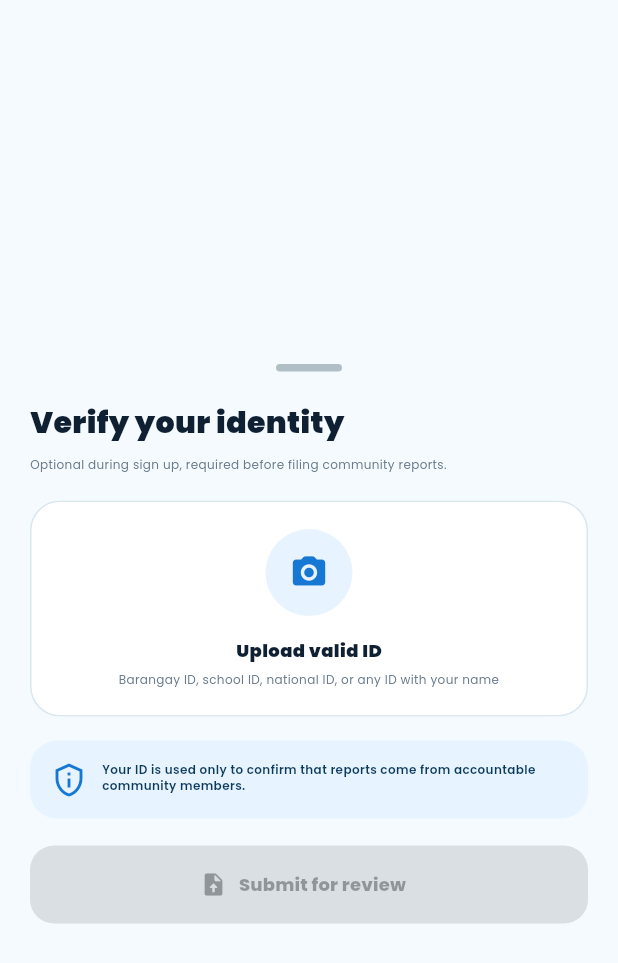
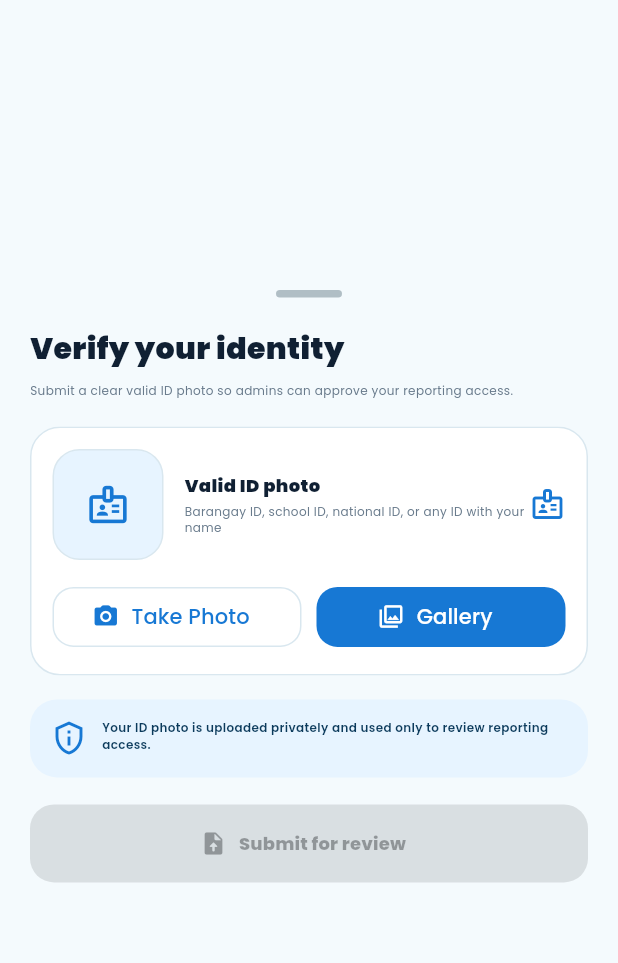
Before and after one commit to daleesl/RainGuard, a Flutter app: the VerificationSheet widget shown alone on an empty page, opened directly, on a phone screen of 412 x 824 dp. Shown: the top 963 px of the screen. Run offline on Flutter 3.47's test engine with Material 3 defaults, Android fonts, the phone set to English and light mode, and no system bars; our stand-ins replace cloud_firestore, firebase_auth, firebase_core, firebase_messaging, firebase_storage, flutter_dotenv and 11 more; missing offline and left inert: flutter_map_marker_cluster; accounts and stored records are empty; generated files the repository leaves out were written again; network calls fail.

Commit message:
Add valid ID upload flow for verification

```diff
--- a/lib/services/storage_service.dart
+++ b/lib/services/storage_service.dart
@@ -23,6 +23,18 @@ class StorageService {
   }
 
   static Future<String> uploadReportImage(XFile image) async {
+    return _uploadImage(image, 'reports');
+  }
+
+  static Future<String> uploadVerificationImage({
+    required XFile image,
+    required String uid,
+    required String type,
+  }) async {
+    return _uploadImage(image, 'users/$uid/verification/$type');
+  }
+
+  static Future<String> _uploadImage(XFile image, String folderPath) async {
     try {
       final payload = await _prepareUploadPayload(image);
       final cleanName = payload.fileName.replaceAll(
@@ -30,7 +42,7 @@ class StorageService {
         '_',
       );
       final path =
-          'reports/${DateTime.now().millisecondsSinceEpoch}_$cleanName';
+          '$folderPath/${DateTime.now().millisecondsSinceEpoch}_$cleanName';
       final fileRef = FirebaseStorage.instance.ref().child(path);
       final metadata = SettableMetadata(
         contentType: payload.contentType,
--- a/lib/widgets/settings/verification_sheet.dart
+++ b/lib/widgets/settings/verification_sheet.dart
@@ -1,5 +1,13 @@
+import 'dart:io';
+import 'dart:typed_data';
+
+import 'package:firebase_auth/firebase_auth.dart';
+import 'package:flutter/foundation.dart' show kIsWeb;
 import 'package:flutter/material.dart';
+import 'package:image_picker/image_picker.dart';
 
+import '../../services/storage_service.dart';
+import '../../services/user_profile_service.dart';
 import '../../theme/rainguard_theme.dart';
 
 class VerificationSheet extends StatefulWidget {
@@ -10,30 +18,68 @@ class VerificationSheet extends StatefulWidget {
 }
 
 class _VerificationSheetState extends State<VerificationSheet> {
-  bool _hasCapturedId = false;
+  final ImagePicker _picker = ImagePicker();
+  XFile? _idPhoto;
+  bool _isSubmitting = false;
 
-  void _openCameraPreview() {
-    showModalBottomSheet(
-      context: context,
-      isScrollControlled: true,
-      backgroundColor: Colors.transparent,
-      builder: (context) => _IdCameraPreview(
-        onUsePhoto: () {
+  Future<void> _pickIdPhoto(ImageSource source) async {
+    final photo = await _picker.pickImage(
+      source: source,
+      imageQuality: 82,
+      maxWidth: 1600,
+      maxHeight: 1600,
+    );
+
+    if (photo == null || !mounted) return;
+
+    setState(() {
+      _idPhoto = photo;
+    });
+  }
+
+  Future<void> _submitVerification() async {
+    final idPhoto = _idPhoto;
+    final user = FirebaseAuth.instance.currentUser;
+
+    if (idPhoto == null || user == null) return;
+
+    setState(() => _isSubmitting = true);
+    try {
+      final idUrl = await StorageService.uploadVerificationImage(
+        image: idPhoto,
+        uid: user.uid,
+        type: 'id_front',
+      );
+
+      await UserProfileService.submitVerificationRequest(
+        idFrontUrl: idUrl,
+      );
+
+      if (!mounted) return;
       Navigator.pop(context);
-          setState(() {
-            _hasCapturedId = true;
-          });
-        },
-      ),
+      ScaffoldMessenger.of(context).showSnackBar(
+        const SnackBar(content: Text('Verification submitted for review.')),
       );
+    } catch (error) {
+      if (!mounted) return;
+      ScaffoldMessenger.of(context).showSnackBar(
+        SnackBar(content: Text('Could not submit verification: $error')),
+      );
+    } finally {
+      if (mounted) {
+        setState(() => _isSubmitting = false);
+      }
+    }
   }
 
   @override
   Widget build(BuildContext context) {
+    final canSubmit = _idPhoto != null && !_isSubmitting;
+
     return DraggableScrollableSheet(
-      initialChildSize: 0.72,
-      minChildSize: 0.5,
-      maxChildSize: 0.9,
+      initialChildSize: 0.78,
+      minChildSize: 0.55,
+      maxChildSize: 0.92,
       builder: (context, scrollController) {
         return Container(
           decoration: const BoxDecoration(
@@ -65,7 +111,7 @@ class _VerificationSheetState extends State<VerificationSheet> {
               ),
               const SizedBox(height: 8),
               const Text(
-                'Optional during sign up, required before filing community reports.',
+                'Submit a clear valid ID photo so admins can approve your reporting access.',
                 style: TextStyle(
                   color: RainGuardColors.secondaryText,
                   fontSize: 8,
@@ -73,9 +119,13 @@ class _VerificationSheetState extends State<VerificationSheet> {
                 ),
               ),
               const SizedBox(height: 18),
-              _IdUploadCard(
-                hasCapturedId: _hasCapturedId,
-                onTap: _openCameraPreview,
+              _VerificationUploadCard(
+                icon: Icons.badge_outlined,
+                label: 'Valid ID photo',
+                photo: _idPhoto,
+                subtitle: 'Barangay ID, school ID, national ID, or any ID with your name',
+                onCameraTap: () => _pickIdPhoto(ImageSource.camera),
+                onGalleryTap: () => _pickIdPhoto(ImageSource.gallery),
               ),
               const SizedBox(height: 16),
               Container(
@@ -94,7 +144,7 @@ class _VerificationSheetState extends State<VerificationSheet> {
                     SizedBox(width: 10),
                     Expanded(
                       child: Text(
-                        'Your ID is used only to confirm that reports come from accountable community members.',
+                        'Your ID photo is uploaded privately and used only to review reporting access.',
                         style: TextStyle(
                           color: Color(0xFF0B3A5B),
                           fontSize: 8,
@@ -116,13 +166,23 @@ class _VerificationSheetState extends State<VerificationSheet> {
                       borderRadius: BorderRadius.circular(16),
                     ),
                   ),
-                  onPressed: _hasCapturedId
-                      ? () => Navigator.pop(context)
-                      : null,
-                  icon: const Icon(Icons.upload_file_rounded),
-                  label: const Text(
-                    'Submit for review',
-                    style: TextStyle(fontSize: 12, fontWeight: FontWeight.w800),
+                  onPressed: canSubmit ? _submitVerification : null,
+                  icon: _isSubmitting
+                      ? const SizedBox(
+                          width: 18,
+                          height: 18,
+                          child: CircularProgressIndicator(
+                            color: Colors.white,
+                            strokeWidth: 2,
+                          ),
+                        )
+                      : const Icon(Icons.upload_file_rounded),
+                  label: Text(
+                    _isSubmitting ? 'Submitting...' : 'Submit for review',
+                    style: const TextStyle(
+                      fontSize: 12,
+                      fontWeight: FontWeight.w800,
+                    ),
                   ),
                 ),
               ),
@@ -134,121 +194,61 @@ class _VerificationSheetState extends State<VerificationSheet> {
   }
 }
 
-class _IdUploadCard extends StatelessWidget {
-  const _IdUploadCard({required this.hasCapturedId, required this.onTap});
+class _VerificationUploadCard extends StatelessWidget {
+  const _VerificationUploadCard({
+    required this.icon,
+    required this.label,
+    required this.onCameraTap,
+    required this.onGalleryTap,
+    required this.photo,
+    required this.subtitle,
+  });
 
-  final bool hasCapturedId;
-  final VoidCallback onTap;
+  final IconData icon;
+  final String label;
+  final VoidCallback onCameraTap;
+  final VoidCallback onGalleryTap;
+  final XFile? photo;
+  final String subtitle;
 
   @override
   Widget build(BuildContext context) {
+    final hasPhoto = photo != null;
+
     return Material(
       color: Colors.transparent,
-      child: InkWell(
-        onTap: onTap,
-        borderRadius: BorderRadius.circular(20),
       child: Ink(
-          padding: const EdgeInsets.all(18),
+        padding: const EdgeInsets.all(14),
         decoration: BoxDecoration(
           color: Colors.white,
           borderRadius: BorderRadius.circular(20),
-            border: Border.all(color: RainGuardColors.border),
-          ),
-          child: hasCapturedId
-              ? Column(
-                  children: [
-                    Container(
-                      height: 150,
-                      width: double.infinity,
-                      decoration: BoxDecoration(
-                        color: RainGuardColors.softBlue,
-                        borderRadius: BorderRadius.circular(16),
-                        border: Border.all(color: RainGuardColors.border),
-                      ),
-                      child: Stack(
-                        children: [
-                          Center(
-                            child: Icon(
-                              Icons.badge_outlined,
-                              size: 58,
-                              color: RainGuardColors.primary,
+          border: Border.all(
+            color: hasPhoto ? RainGuardColors.primary : RainGuardColors.border,
+            width: hasPhoto ? 1.4 : 1,
           ),
         ),
-                          Positioned(
-                            top: 12,
-                            right: 12,
-                            child: Container(
-                              padding: const EdgeInsets.symmetric(
-                                horizontal: 10,
-                                vertical: 6,
-                              ),
-                              decoration: BoxDecoration(
-                                color: Colors.green.shade700,
-                                borderRadius: BorderRadius.circular(99),
-                              ),
-                              child: const Text(
-                                'Captured',
-                                style: TextStyle(
-                                  color: Colors.white,
-                                  fontSize: 12,
-                                  fontWeight: FontWeight.w800,
-                                ),
-                              ),
-                            ),
-                          ),
-                        ],
-                      ),
-                    ),
-                    const SizedBox(height: 14),
-                    const Text(
-                      'Valid ID photo ready',
-                      style: TextStyle(
+        child: Column(
+          children: [
+            Row(
+              children: [
+                _PhotoPreview(photo: photo, icon: icon),
+                const SizedBox(width: 14),
+                Expanded(
+                  child: Column(
+                    crossAxisAlignment: CrossAxisAlignment.start,
+                    children: [
+                      Text(
+                        label,
+                        style: const TextStyle(
+                          color: RainGuardColors.ink,
                           fontSize: 12,
                           fontWeight: FontWeight.w900,
-                        color: RainGuardColors.ink,
                         ),
                       ),
                       const SizedBox(height: 4),
-                    const Text(
-                      'Tap to retake the photo before submitting.',
-                      textAlign: TextAlign.center,
-                      style: TextStyle(
-                        color: RainGuardColors.secondaryText,
-                        fontSize: 8,
-                        height: 1.35,
-                      ),
-                    ),
-                  ],
-                )
-              : Column(
-                  children: [
-                    Container(
-                      width: 58,
-                      height: 58,
-                      decoration: const BoxDecoration(
-                        color: RainGuardColors.softBlue,
-                        shape: BoxShape.circle,
-                      ),
-                      child: Icon(
-                        Icons.camera_alt_rounded,
-                        color: RainGuardColors.primary,
-                        size: 26,
-                      ),
-                    ),
-                    const SizedBox(height: 14),
-                    const Text(
-                      'Upload valid ID',
-                      style: TextStyle(
-                        fontSize: 12,
-                        fontWeight: FontWeight.w900,
-                        color: RainGuardColors.ink,
-                      ),
-                    ),
-                    const SizedBox(height: 6),
-                    const Text(
-                      'Barangay ID, school ID, national ID, or any ID with your name',
-                      textAlign: TextAlign.center,
-                      style: TextStyle(
+                      Text(
+                        hasPhoto ? 'ID photo ready. You can retake or replace it.' : subtitle,
+                        style: const TextStyle(
                           color: RainGuardColors.secondaryText,
                           fontSize: 8,
                           height: 1.35,
@@ -257,144 +257,86 @@ class _IdUploadCard extends StatelessWidget {
                     ],
                   ),
                 ),
+                Icon(
+                  hasPhoto ? Icons.check_circle_rounded : Icons.badge_outlined,
+                  color: hasPhoto ? Colors.green.shade700 : RainGuardColors.primary,
+                ),
+              ],
+            ),
+            const SizedBox(height: 14),
+            Row(
+              children: [
+                Expanded(
+                  child: OutlinedButton.icon(
+                    onPressed: onCameraTap,
+                    icon: const Icon(Icons.camera_alt_rounded, size: 18),
+                    label: const Text('Take Photo'),
+                    style: OutlinedButton.styleFrom(
+                      foregroundColor: RainGuardColors.primary,
+                      side: const BorderSide(color: RainGuardColors.border),
+                      shape: RoundedRectangleBorder(
+                        borderRadius: BorderRadius.circular(14),
+                      ),
+                    ),
+                  ),
+                ),
+                const SizedBox(width: 10),
+                Expanded(
+                  child: FilledButton.icon(
+                    onPressed: onGalleryTap,
+                    icon: const Icon(Icons.photo_library_outlined, size: 18),
+                    label: const Text('Gallery'),
+                    style: FilledButton.styleFrom(
+                      backgroundColor: RainGuardColors.primary,
+                      shape: RoundedRectangleBorder(
+                        borderRadius: BorderRadius.circular(14),
+                      ),
+                    ),
+                  ),
+                ),
+              ],
+            ),
+          ],
+        ),
       ),
     );
   }
 }
 
-class _IdCameraPreview extends StatelessWidget {
-  const _IdCameraPreview({required this.onUsePhoto});
+class _PhotoPreview extends StatelessWidget {
+  const _PhotoPreview({required this.icon, required this.photo});
 
-  final VoidCallback onUsePhoto;
+  final IconData icon;
+  final XFile? photo;
 
   @override
   Widget build(BuildContext context) {
+    final currentPhoto = photo;
+
     return Container(
-      height: MediaQuery.of(context).size.height * 0.86,
-      decoration: const BoxDecoration(
-        color: Color(0xFF071B2E),
-        borderRadius: BorderRadius.vertical(top: Radius.circular(28)),
+      width: 74,
+      height: 74,
+      clipBehavior: Clip.hardEdge,
+      decoration: BoxDecoration(
+        color: RainGuardColors.softBlue,
+        borderRadius: BorderRadius.circular(18),
+        border: Border.all(color: RainGuardColors.border),
       ),
-      child: SafeArea(
-        top: false,
-        child: Padding(
-          padding: const EdgeInsets.fromLTRB(20, 14, 20, 24),
-          child: Column(
-            children: [
-              Container(
-                width: 44,
-                height: 5,
-                decoration: BoxDecoration(
-                  color: Colors.white.withOpacity(0.32),
-                  borderRadius: BorderRadius.circular(99),
-                ),
-              ),
-              const SizedBox(height: 18),
-              Row(
-                children: [
-                  IconButton(
-                    onPressed: () => Navigator.pop(context),
-                    icon: const Icon(Icons.close_rounded, color: Colors.white),
-                  ),
-                  const Expanded(
-                    child: Text(
-                      'Capture valid ID',
-                      textAlign: TextAlign.center,
-                      style: TextStyle(
-                        color: Colors.white,
-                        fontSize: 14,
-                        fontWeight: FontWeight.w900,
-                      ),
-                    ),
-                  ),
-                  const SizedBox(width: 48),
-                ],
-              ),
-              const SizedBox(height: 18),
-              Expanded(
-                child: Container(
-                  width: double.infinity,
-                  padding: const EdgeInsets.all(18),
-                  decoration: BoxDecoration(
-                    color: Colors.black,
-                    borderRadius: BorderRadius.circular(24),
-                    border: Border.all(color: Colors.white24),
-                  ),
-                  child: Stack(
-                    children: [
-                      Center(
-                        child: Container(
-                          width: double.infinity,
-                          constraints: const BoxConstraints(maxHeight: 250),
-                          decoration: BoxDecoration(
-                            color: RainGuardColors.ink,
-                            borderRadius: BorderRadius.circular(18),
-                            border: Border.all(
-                              color: Colors.white.withOpacity(0.72),
-                              width: 2,
-                            ),
-                          ),
-                          child: Column(
-                            mainAxisAlignment: MainAxisAlignment.center,
-                            children: [
-                              Icon(
-                                Icons.badge_outlined,
-                                color: Colors.white.withOpacity(0.78),
-                                size: 54,
-                              ),
-                              const SizedBox(height: 10),
-                              Text(
-                                'Place ID inside the frame',
-                                style: TextStyle(
-                                  color: Colors.white.withOpacity(0.84),
-                                  fontSize: 8,
-                                  fontWeight: FontWeight.w700,
-                                ),
-                              ),
-                            ],
-                          ),
-                        ),
-                      ),
-                      Positioned(
-                        left: 18,
-                        right: 18,
-                        bottom: 18,
-                        child: Text(
-                          'Make sure your name and ID photo are clear.',
-                          textAlign: TextAlign.center,
-                          style: TextStyle(
-                            color: Colors.white.withOpacity(0.76),
-                            fontSize: 8,
-                          ),
-                        ),
-                      ),
-                    ],
-                  ),
-                ),
-              ),
-              const SizedBox(height: 20),
-              SizedBox(
-                width: double.infinity,
-                height: 54,
-                child: FilledButton.icon(
-                  style: FilledButton.styleFrom(
-                    backgroundColor: RainGuardColors.primary,
-                    shape: RoundedRectangleBorder(
-                      borderRadius: BorderRadius.circular(18),
-                    ),
-                  ),
-                  onPressed: onUsePhoto,
-                  icon: const Icon(Icons.camera_alt_rounded),
-                  label: const Text(
-                    'Take photo',
-                    style: TextStyle(fontSize: 12, fontWeight: FontWeight.w900),
-                  ),
-                ),
-              ),
-            ],
-          ),
-        ),
-      ),
+      child: currentPhoto == null
+          ? Icon(icon, color: RainGuardColors.primary, size: 30)
+          : kIsWeb
+              ? FutureBuilder<Uint8List>(
+                  future: currentPhoto.readAsBytes(),
+                  builder: (context, snapshot) {
+                    if (!snapshot.hasData) {
+                      return const Center(
+                        child: CircularProgressIndicator(strokeWidth: 2),
+                      );
+                    }
+                    return Image.memory(snapshot.data!, fit: BoxFit.cover);
+                  },
+                )
+              : Image.file(File(currentPhoto.path), fit: BoxFit.cover),
     );
   }
 }
```
Lines whose indentation alone changed are shown as unchanged.
